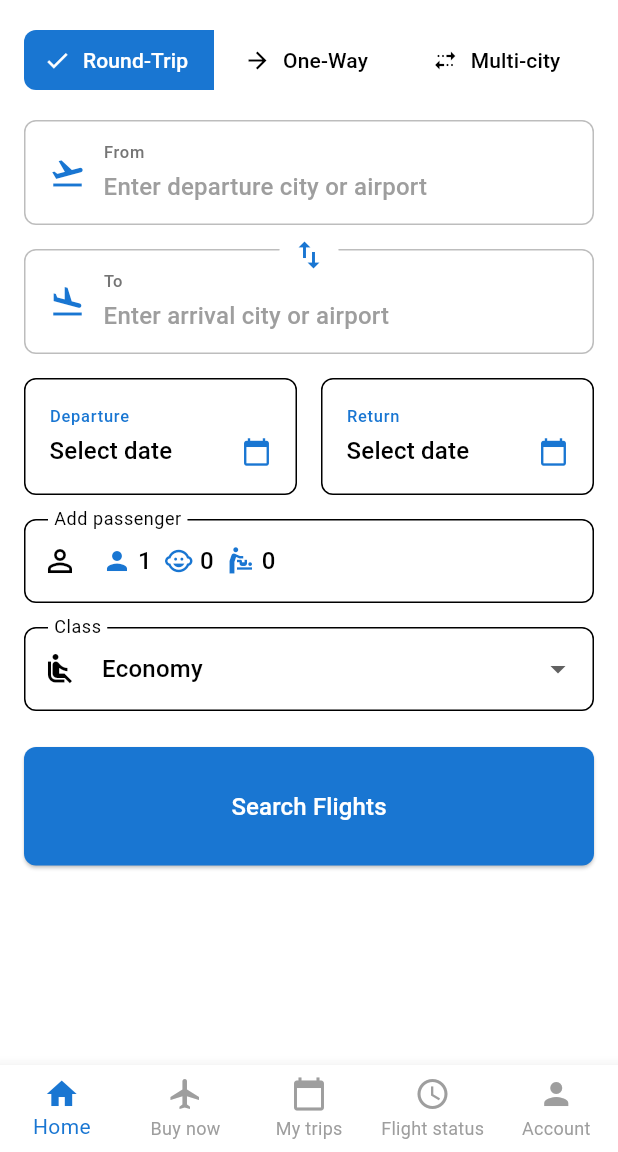
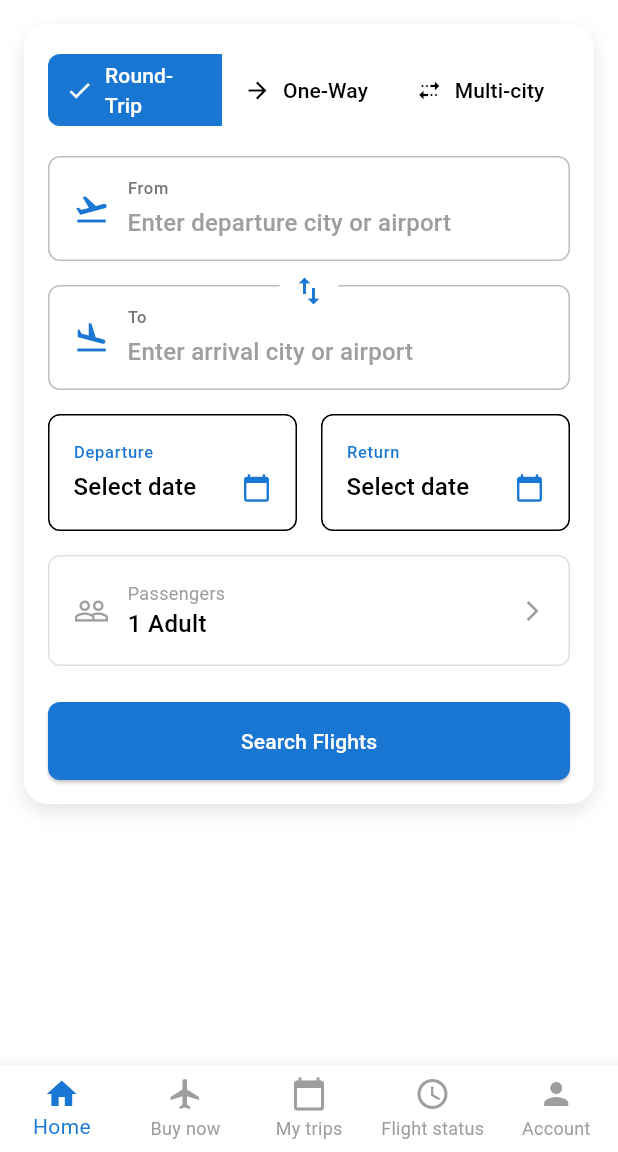
Before and after one commit to techvijaypandey/cheers_travel_app, a Flutter app: the screen it shows after launch, on a phone screen of 412 x 824 dp, the part 84-1236 px from its top. Run offline on Flutter 3.47's test engine with Material 3 defaults, Android fonts, the phone set to English and light mode, and no system bars.

Commit message:
feat: Implement passenger selection with age-based counters and validations

```diff
--- a/lib/widgets/flight_search_form.dart
+++ b/lib/widgets/flight_search_form.dart
@@ -2,6 +2,7 @@ import 'package:flutter/material.dart';
 import 'package:cheers_travel_app/models/airport.dart';
 import 'package:cheers_travel_app/widgets/airport_input_field.dart';
 import 'package:intl/intl.dart'; // For date formatting
+import 'package:cheers_travel_app/widgets/passenger_selection_sheet.dart';
 
 enum TravelType {
   oneWay,
@@ -38,19 +39,13 @@ class _FlightSearchFormState extends State<FlightSearchForm> {
   }
 
   // Helper for displaying passenger summary
-  String get _passengerSummary {
-    final passengers = <String>[];
-    if (_adults > 0) {
-      passengers.add('$_adults Adult');
-    }
-    if (_children > 0) {
-      passengers.add('$_children Child');
-    }
-    if (_infants > 0) {
-      passengers.add('$_infants Infant');
-    }
-    if (passengers.isEmpty) return 'Add passenger';
-    return passengers.join(', ');
+  String get _passengerText {
+    final total = _adults + _children + _infants;
+    final parts = <String>[];
+    if (_adults > 0) parts.add('$_adults Adult${_adults > 1 ? 's' : ''}');
+    if (_children > 0) parts.add('$_children Child${_children > 1 ? 'ren' : ''}');
+    if (_infants > 0) parts.add('$_infants Infant${_infants > 1 ? 's' : ''}');
+    return parts.join(', ');
   }
 
   void _swapAirports() {
@@ -65,15 +60,114 @@ class _FlightSearchFormState extends State<FlightSearchForm> {
     });
   }
 
+  void _showPassengerSelection() {
+    showModalBottomSheet(
+      context: context,
+      isScrollControlled: true,
+      backgroundColor: Colors.transparent,
+      builder: (context) => PassengerSelectionSheet(
+        initialAdults: _adults,
+        initialChildren: _children,
+        initialInfants: _infants,
+        onPassengersSelected: (adults, children, infants) {
+          setState(() {
+            _adults = adults;
+            _children = children;
+            _infants = infants;
+          });
+        },
+      ),
+    );
+  }
+
+  Widget _buildPassengerSelection() {
+    return GestureDetector(
+      onTap: _showPassengerSelection,
+      child: Container(
+        padding: const EdgeInsets.all(16),
+        decoration: BoxDecoration(
+          color: Colors.white,
+          borderRadius: BorderRadius.circular(8),
+          border: Border.all(color: Colors.grey.shade300),
+        ),
+        child: Row(
+          children: [
+            const Icon(Icons.people_outline, color: Colors.grey),
+            const SizedBox(width: 12),
+            Expanded(
+              child: Column(
+                crossAxisAlignment: CrossAxisAlignment.start,
+                children: [
+                  const Text(
+                    'Passengers',
+                    style: TextStyle(
+                      fontSize: 12,
+                      color: Colors.grey,
+                    ),
+                  ),
+                  Text(
+                    _passengerText,
+                    style: const TextStyle(
+                      fontSize: 16,
+                      fontWeight: FontWeight.w500,
+                    ),
+                  ),
+                ],
+              ),
+            ),
+            const Icon(Icons.arrow_forward_ios, size: 16, color: Colors.grey),
+          ],
+        ),
+      ),
+    );
+  }
+
   @override
   Widget build(BuildContext context) {
-    return Form(
-      key: _formKey,
+    return Container(
+      padding: const EdgeInsets.all(16),
+      decoration: BoxDecoration(
+        color: Colors.white,
+        borderRadius: BorderRadius.circular(16),
+        boxShadow: [
+          BoxShadow(
+            color: Colors.black.withOpacity(0.1),
+            blurRadius: 10,
+            offset: const Offset(0, 5),
+          ),
+        ],
+      ),
       child: Column(
-        crossAxisAlignment: CrossAxisAlignment.stretch,
+        mainAxisSize: MainAxisSize.min,
         children: [
-          // Travel Type Selection
-          SegmentedButton<TravelType>(
+          _buildTravelTypeSelector(),
+          const SizedBox(height: 16),
+          _buildAirportSelection(),
+          const SizedBox(height: 16),
+          _buildDateSelection(),
+          const SizedBox(height: 16),
+          _buildPassengerSelection(),
+          const SizedBox(height: 24),
+          SizedBox(
+            width: double.infinity,
+            child: ElevatedButton(
+              onPressed: _onSearch,
+              style: ElevatedButton.styleFrom(
+                padding: const EdgeInsets.symmetric(vertical: 16),
+                shape: RoundedRectangleBorder(
+                  borderRadius: BorderRadius.circular(8),
+                ),
+              ),
+              child: const Text('Search Flights'),
+            ),
+          ),
+        ],
+      ),
+    );
+  }
+
+  Widget _buildTravelTypeSelector() {
+    return SegmentedButton<TravelType>(
       segments: const <ButtonSegment<TravelType>>[
         ButtonSegment<TravelType>(
           value: TravelType.roundTrip,
@@ -124,11 +218,11 @@ class _FlightSearchFormState extends State<FlightSearchForm> {
         ),
         side: MaterialStateProperty.all<BorderSide>(BorderSide.none),
       ),
-          ),
-          const SizedBox(height: 16),
+    );
+  }
 
-          // From Airport and To Airport with Swap Button
-          Stack(
+  Widget _buildAirportSelection() {
+    return Stack(
       children: [
         Column(
           children: [
@@ -173,11 +267,11 @@ class _FlightSearchFormState extends State<FlightSearchForm> {
           ),
         ),
       ],
-          ),
-          const SizedBox(height: 16),
+    );
+  }
 
-          // Date Pickers
-          Row(
+  Widget _buildDateSelection() {
+    return Row(
       children: [
         Expanded(
           child: _buildDatePickerField(
@@ -222,136 +316,6 @@ class _FlightSearchFormState extends State<FlightSearchForm> {
           ),
         ],
       ],
-          ),
-          const SizedBox(height: 16),
-
-          // Consolidated Passenger Selection
-          InkWell(
-            onTap: () async {
-              await showModalBottomSheet(
-                context: context,
-                builder: (BuildContext context) {
-                  return StatefulBuilder(
-                    builder: (BuildContext context, StateSetter modalSetState) {
-                      return Container(
-                        padding: const EdgeInsets.all(16.0),
-                        child: Column(
-                          mainAxisSize: MainAxisSize.min,
-                          children: [
-                            Text(
-                              'Select Passengers',
-                              style: Theme.of(context).textTheme.headlineSmall,
-                            ),
-                            const SizedBox(height: 16),
-                            _buildPassengerSelector(
-                              'Adults',
-                              _adults,
-                              (count) => modalSetState(() => _adults = count),
-                              min: 1,
-                            ),
-                            _buildPassengerSelector(
-                              'Children',
-                              _children,
-                              (count) => modalSetState(() => _children = count),
-                            ),
-                            _buildPassengerSelector(
-                              'Infants',
-                              _infants,
-                              (count) => modalSetState(() => _infants = count),
-                            ),
-                            const SizedBox(height: 24),
-                            ElevatedButton(
-                              onPressed: () {
-                                setState(() {}); // Update main form state
-                                Navigator.pop(context);
-                              },
-                              child: const Text('Done'),
-                            ),
-                          ],
-                        ),
-                      );
-                    },
-                  );
-                },
-              );
-            },
-            child: InputDecorator(
-              decoration: InputDecoration(
-                labelText: 'Add passenger',
-                prefixIcon: const Icon(Icons.person_outline),
-                border: OutlineInputBorder(
-                  borderRadius: BorderRadius.circular(8),
-                ),
-                contentPadding: const EdgeInsets.symmetric(horizontal: 16, vertical: 16),
-              ),
-              child: Row(
-                children: [
-                  Icon(Icons.person, size: 20, color: Theme.of(context).colorScheme.primary),
-                  const SizedBox(width: 4),
-                  Text('$_adults', style: Theme.of(context).textTheme.titleMedium),
-                  const SizedBox(width: 8),
-                  Icon(Icons.child_care, size: 20, color: Theme.of(context).colorScheme.primary),
-                  const SizedBox(width: 4),
-                  Text('$_children', style: Theme.of(context).textTheme.titleMedium),
-                  const SizedBox(width: 8),
-                  Icon(Icons.baby_changing_station, size: 20, color: Theme.of(context).colorScheme.primary),
-                  const SizedBox(width: 4),
-                  Text('$_infants', style: Theme.of(context).textTheme.titleMedium),
-                ],
-              ),
-            ),
-          ),
-          const SizedBox(height: 16),
-
-          // Class Selection
-          DropdownButtonFormField<String>(
-            value: _class,
-            decoration: const InputDecoration(
-              labelText: 'Class',
-              prefixIcon: Icon(Icons.airline_seat_recline_normal),
-            ),
-            items: ['Economy', 'Business', 'First Class']
-                .map((String value) {
-                  return DropdownMenuItem<String>(
-                    value: value,
-                    child: Text(value),
-                  );
-                })
-                .toList(),
-            onChanged: (String? newValue) {
-              if (newValue != null) {
-                setState(() => _class = newValue);
-              }
-            },
-          ),
-          const SizedBox(height: 24),
-
-          // Search Button
-          ElevatedButton(
-            onPressed: () {
-              if (_formKey.currentState!.validate()) {
-                print('Searching flights...');
-                print('From: ${_fromAirport?.airportCode}');
-                print('To: ${_toAirport?.airportCode}');
-                print('Travel Type: $_travelType');
-                print('Departure Date: $_departureDate');
-                print('Return Date: $_returnDate');
-                print('Adults: $_adults');
-                print('Children: $_children');
-                print('Infants: $_infants');
-                print('Class: $_class');
-              }
-            },
-            child: const Padding(
-              padding: EdgeInsets.symmetric(vertical: 16.0),
-              child: Text(
-                'Search Flights',
-                style: TextStyle(fontSize: 16),
-              ),
-            ),
-          ),
-        ],
-      ),
     );
   }
 
@@ -399,37 +363,18 @@ class _FlightSearchFormState extends State<FlightSearchForm> {
     );
   }
 
-  Widget _buildPassengerSelector(
-    String label,
-    int count,
-    ValueChanged<int> onChanged,
-    {int min = 0}
-  ) {
-    return Padding(
-      padding: const EdgeInsets.symmetric(vertical: 8.0),
-      child: Row(
-        children: [
-          Icon(label == 'Adults' ? Icons.person : (label == 'Children' ? Icons.child_care : Icons.baby_changing_station)),
-          const SizedBox(width: 16),
-          Text(label),
-          const Spacer(),
-          IconButton(
-            icon: const Icon(Icons.remove_circle_outline),
-            onPressed: () {
-              if (count > min) {
-                onChanged(count - 1);
-              }
-            },
-          ),
-          Text('$count', style: Theme.of(context).textTheme.titleMedium),
-          IconButton(
-            icon: const Icon(Icons.add_circle_outline),
-            onPressed: () {
-              onChanged(count + 1);
-            },
-          ),
-        ],
-      ),
-    );
+  void _onSearch() {
+    if (_formKey.currentState!.validate()) {
+      print('Searching flights...');
+      print('From: ${_fromAirport?.airportCode}');
+      print('To: ${_toAirport?.airportCode}');
+      print('Travel Type: $_travelType');
+      print('Departure Date: $_departureDate');
+      print('Return Date: $_returnDate');
+      print('Adults: $_adults');
+      print('Children: $_children');
+      print('Infants: $_infants');
+      print('Class: $_class');
     }
   }
+}
```
Also changed, not shown: lib/widgets/passenger_selection_sheet.dart (added, +234 -0 lines). Lines whose indentation alone changed are shown as unchanged.
